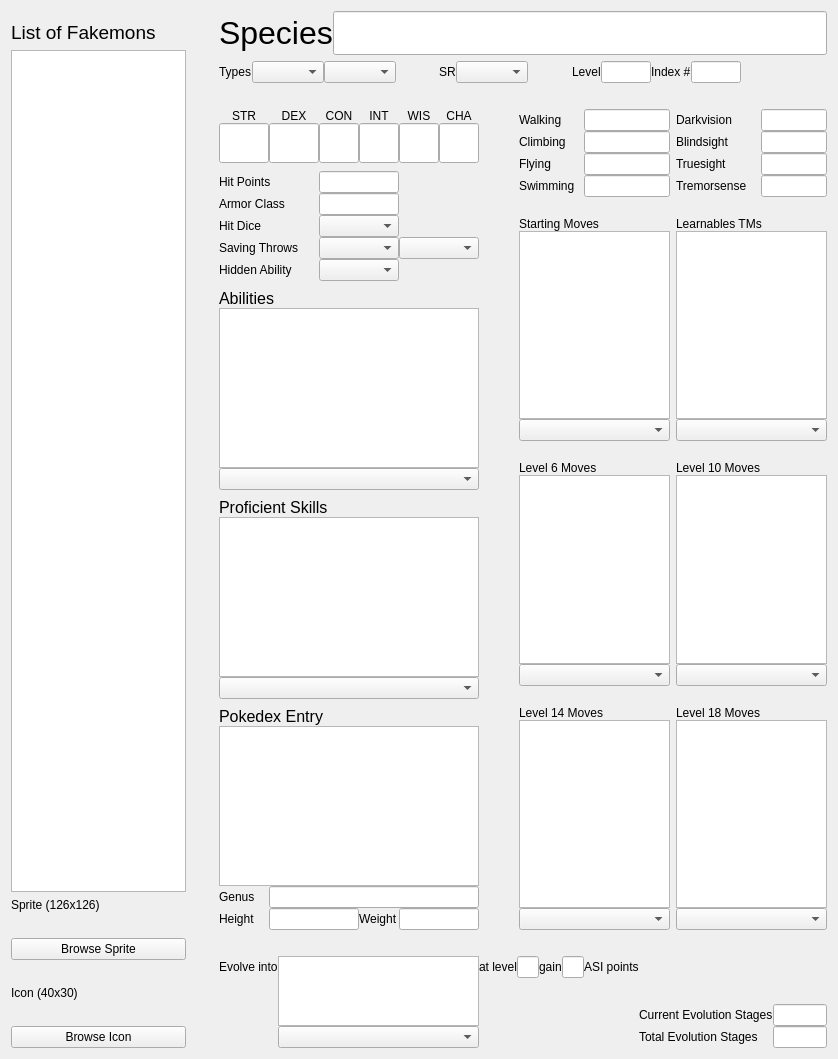
Before: the Qt Designer form creator/res/ui/PokemonTab.ui in Jerakin/FakemonCreator, drawn with Qt 5.
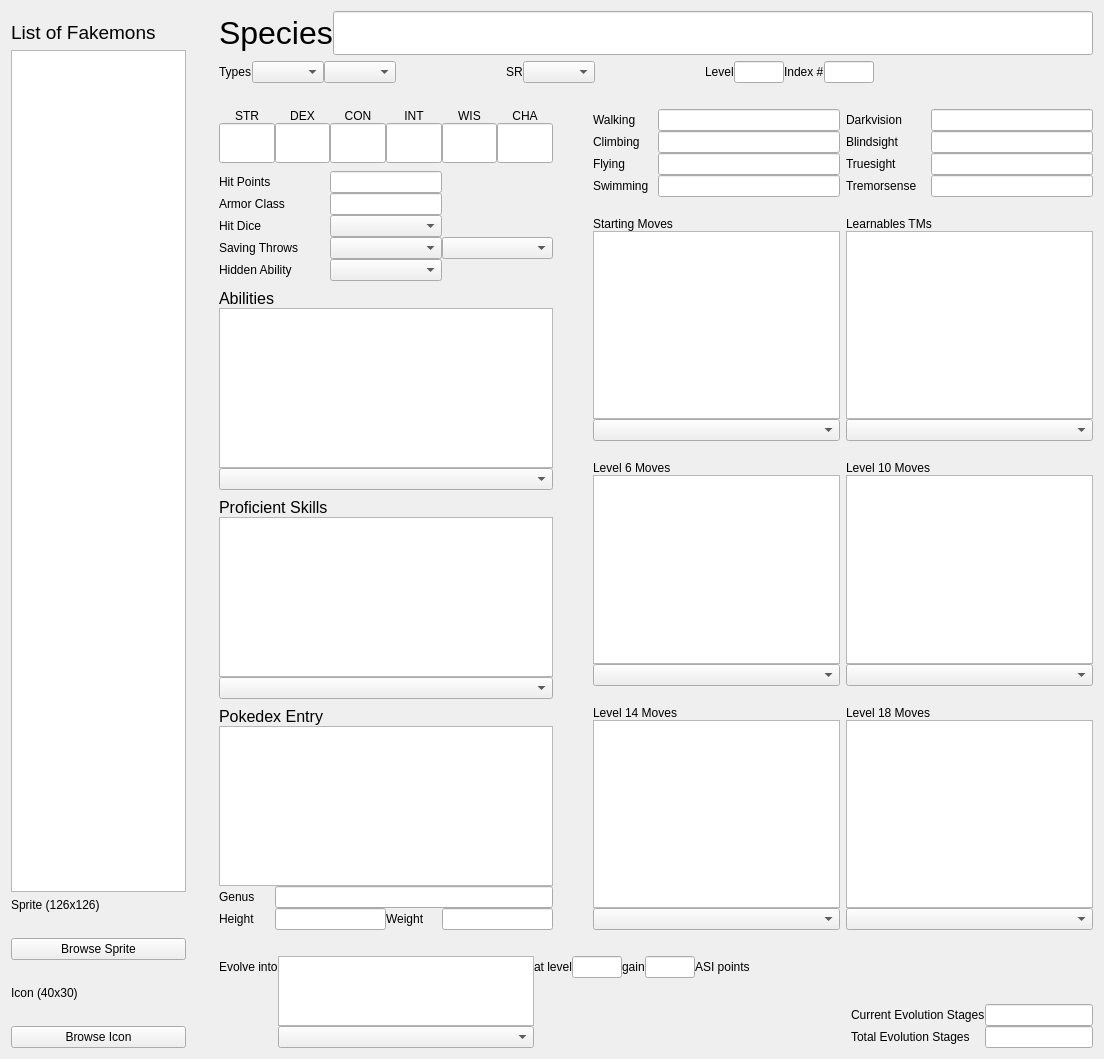
After: the same form once the commit is applied.

Commit message: https://github.com/Jerakin/FakemonCreator/issues/2 Added Tab index

```diff
--- a/creator/res/ui/PokemonTab.ui
+++ b/creator/res/ui/PokemonTab.ui
@@ -6,7 +6,7 @@
    <rect>
     <x>0</x>
     <y>0</y>
-    <width>838</width>
+    <width>1104</width>
     <height>1059</height>
    </rect>
   </property>
```
Left out of the diff: 57 changed lines with no effect on the pictures. The commit also changes 3 other files.
